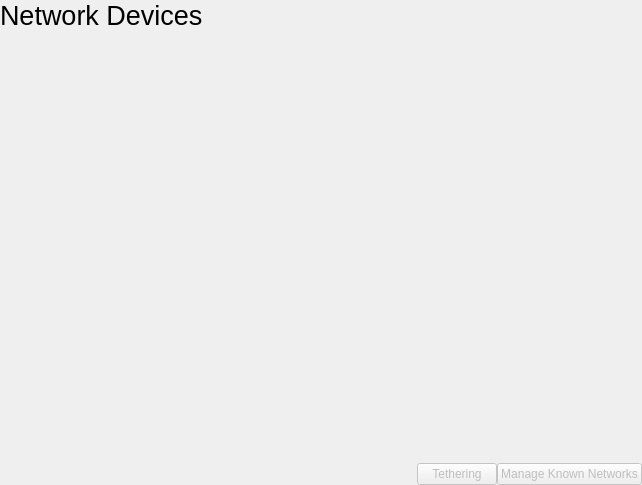
Above: shell/networkmanager/networkwidget.ui from vicr123/theshell before the change. Below: the same form after it.
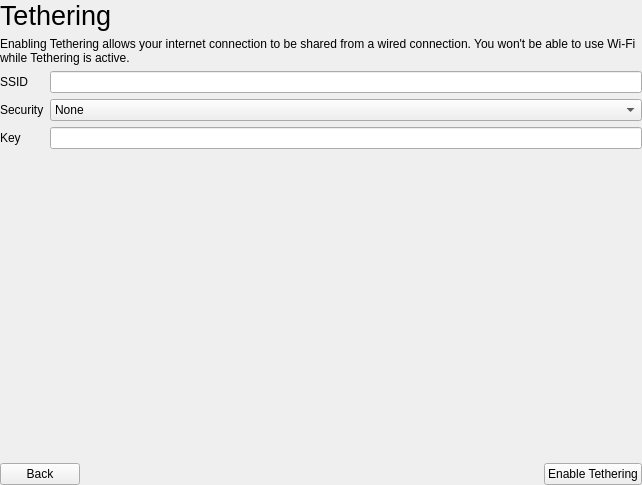
That is the form after the change. The open tabs and pages were chosen to show the change. Icons and pictures are not drawn. Custom widgets are drawn as their Qt base class.

```diff
--- a/shell/networkmanager/networkwidget.ui
+++ b/shell/networkmanager/networkwidget.ui
@@ -127,9 +127,6 @@
          </item>
          <item>
           <widget class="QPushButton" name="knownNetworksButton">
-           <property name="enabled">
-            <bool>false</bool>
-           </property>
            <property name="text">
             <string>Manage Known Networks</string>
            </property>
@@ -1113,6 +1110,143 @@
        </item>
       </layout>
      </widget>
+     <widget class="QWidget" name="page_9">
+      <property name="autoFillBackground">
+       <bool>true</bool>
+      </property>
+      <layout class="QVBoxLayout" name="verticalLayout_10">
+       <property name="leftMargin">
+        <number>0</number>
+       </property>
+       <property name="topMargin">
+        <number>0</number>
+       </property>
+       <property name="rightMargin">
+        <number>0</number>
+       </property>
+       <property name="bottomMargin">
+        <number>0</number>
+       </property>
+       <item>
+        <widget class="QLabel" name="label_28">
+         <property name="font">
+          <font>
+           <pointsize>20</pointsize>
+          </font>
+         </property>
+         <property name="text">
+          <string>Tethering</string>
+         </property>
+        </widget>
+       </item>
+       <item>
+        <widget class="QLabel" name="label_29">
+         <property name="text">
+          <string>Enabling Tethering allows your internet connection to be shared from a wired connection. You won't be able to use Wi-Fi while Tethering is active.</string>
+         </property>
+         <property name="wordWrap">
+          <bool>true</bool>
+         </property>
+        </widget>
+       </item>
+       <item>
+        <layout class="QGridLayout" name="gridLayout_6">
+         <item row="0" column="0">
+          <widget class="QLabel" name="label_30">
+           <property name="text">
+            <string>SSID</string>
+           </property>
+          </widget>
+         </item>
+         <item row="2" column="0">
+          <widget class="QLabel" name="label_32">
+           <property name="text">
+            <string>Key</string>
+           </property>
+          </widget>
+         </item>
+         <item row="1" column="0">
+          <widget class="QLabel" name="label_31">
+           <property name="text">
+            <string>Security</string>
+           </property>
+          </widget>
+         </item>
+         <item row="0" column="1">
+          <widget class="QLineEdit" name="tetheringSSID"/>
+         </item>
+         <item row="1" column="1">
+          <widget class="QComboBox" name="tetheringSecurity">
+           <item>
+            <property name="text">
+             <string>None</string>
+            </property>
+           </item>
+           <item>
+            <property name="text">
+             <string>WPA2 PSK</string>
+            </property>
+           </item>
+          </widget>
+         </item>
+         <item row="2" column="1">
+          <widget class="QLineEdit" name="tetheringKey"/>
+         </item>
+        </layout>
+       </item>
+       <item>
+        <spacer name="verticalSpacer_6">
+         <property name="orientation">
+          <enum>Qt::Vertical</enum>
+         </property>
+         <property name="sizeHint" stdset="0">
+          <size>
+           <width>20</width>
+           <height>40</height>
+          </size>
+         </property>
+        </spacer>
+       </item>
+       <item>
+        <layout class="QHBoxLayout" name="horizontalLayout_8">
+         <item>
+          <widget class="QPushButton" name="tetheringBackButton">
+           <property name="text">
+            <string>Back</string>
+           </property>
+           <property name="icon">
+            <iconset theme="go-previous">
+             <normaloff>.</normaloff>.</iconset>
+           </property>
+          </widget>
+         </item>
+         <item>
+          <spacer name="horizontalSpacer_8">
+           <property name="orientation">
+            <enum>Qt::Horizontal</enum>
+           </property>
+           <property name="sizeHint" stdset="0">
+            <size>
+             <width>40</width>
+             <height>20</height>
+            </size>
+           </property>
+          </spacer>
+         </item>
+         <item>
+          <widget class="QPushButton" name="tetheringEnableTetheringButton">
+           <property name="text">
+            <string>Enable Tethering</string>
+           </property>
+           <property name="icon">
+            <iconset theme="network-wireless-tethered"/>
+           </property>
+          </widget>
+         </item>
+        </layout>
+       </item>
+      </layout>
+     </widget>
     </widget>
    </item>
   </layout>
```
Left out of the diff: 35 changed lines with no effect on the pictures.
